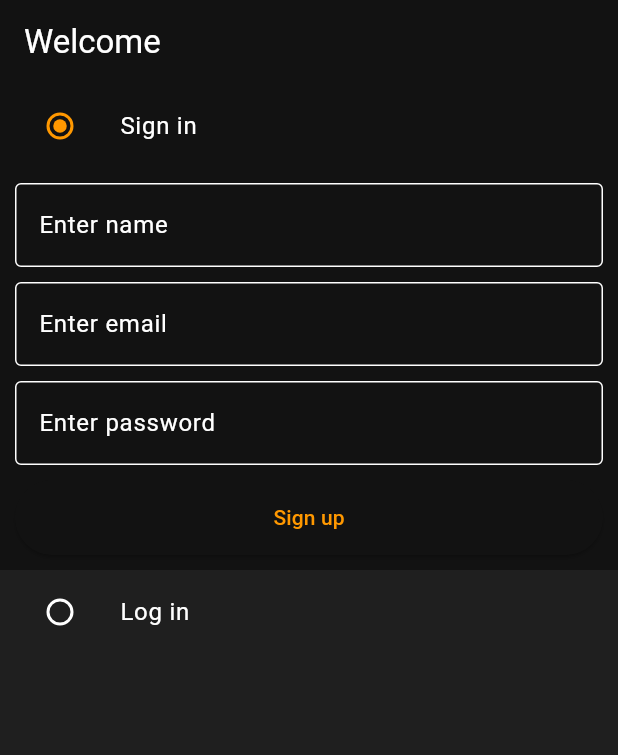
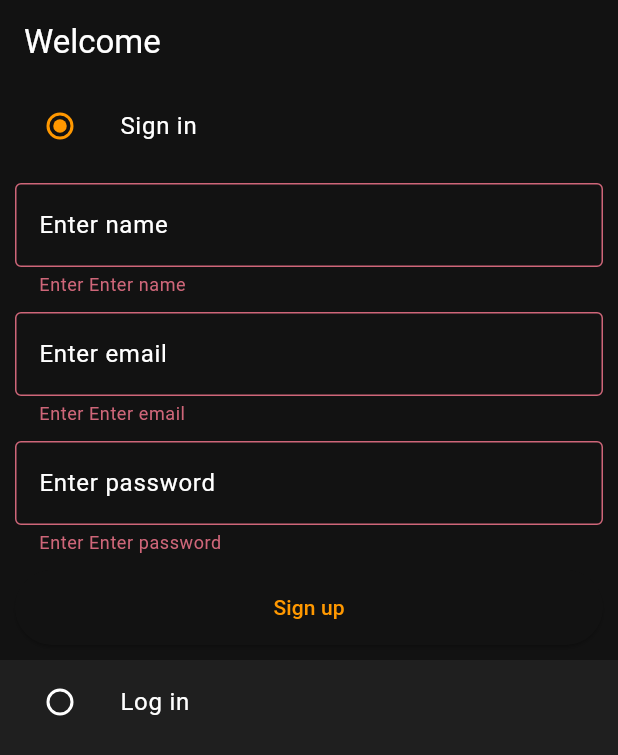
Before and after one commit to Somnathumapathi/ExpressMart, a Flutter app: the screen it shows after launch, after a tap on "Sign up", on a phone screen of 412 x 824 dp. Shown: the top 755 px of the screen. Run offline on Flutter 3.47's test engine with Material 3 defaults, Android fonts, the phone set to English and light mode, and no system bars; our stand-ins replace shared_preferences.

Commit message:
Sign up and login

```diff
--- a/lib/common/widgets/customTextField.dart
+++ b/lib/common/widgets/customTextField.dart
@@ -10,14 +10,19 @@ class CustomTextField extends StatelessWidget {
       controller: controller,
       decoration: InputDecoration(
         hintText: hintText,
-        border: OutlineInputBorder(
+        border: const OutlineInputBorder(
           borderSide: BorderSide(color: Colors.white),
         ),
-        enabledBorder: OutlineInputBorder(
+        enabledBorder: const OutlineInputBorder(
           borderSide: BorderSide(color: Colors.white),
         ),
       ),
-      validator: (val) {},
+      validator: (val) {
+        if (val == null || val.isEmpty) {
+          return 'Enter $hintText';
+        }
+        return null;
+      },
     );
   }
 }
--- a/lib/constants/global_variables.dart
+++ b/lib/constants/global_variables.dart
@@ -1,4 +1,7 @@
+import 'package:expressmart/secrets.dart';
 import 'package:flutter/material.dart';
+
+String uri = ipadd;
 
 class GlobalVariables {
   // COLORS
--- a/lib/features/auth/screens/auth_screen.dart
+++ b/lib/features/auth/screens/auth_screen.dart
@@ -1,6 +1,7 @@
 import 'package:expressmart/common/widgets/customButton.dart';
 import 'package:expressmart/common/widgets/customTextField.dart';
 import 'package:expressmart/constants/global_variables.dart';
+import 'package:expressmart/services/auth_service.dart';
 import 'package:flutter/material.dart';
 
 enum Auth { signin, signup }
@@ -14,8 +15,9 @@ class AuthScreen extends StatefulWidget {
 }
 
 class _AuthScreenState extends State<AuthScreen> {
-  final signUpFormKey = GlobalKey<FormState>();
-  final signInFormKey = GlobalKey<FormState>();
+  final _signUpFormKey = GlobalKey<FormState>();
+  final _signInFormKey = GlobalKey<FormState>();
+  final AuthService authService = AuthService();
   final TextEditingController _nameController = TextEditingController();
   final TextEditingController _emailController = TextEditingController();
   final TextEditingController _passwordController = TextEditingController();
@@ -28,19 +30,36 @@ class _AuthScreenState extends State<AuthScreen> {
     super.dispose();
   }
 
+  void onSignUp() {
+    authService.signUpUser(
+        context: context,
+        name: _nameController.text,
+        email: _emailController.text,
+        password: _passwordController.text);
+  }
+
+  void onLogin() {
+    authService.loginUser(
+        context: context,
+        email: _emailController.text,
+        password: _passwordController.text);
+  }
+
   @override
   Widget build(BuildContext context) {
     return Scaffold(
+      // resizeToAvoidBottomInset: false,
       backgroundColor: GlobalVariables.greyBackgroundColor,
       appBar: AppBar(
-        title: Text('Welcome'),
+        title: const Text('Welcome'),
       ),
-      body: Column(children: [
+      body: SingleChildScrollView(
+        child: Column(children: [
           ListTile(
             tileColor: _auth == Auth.signup
                 ? GlobalVariables.backgroundColor
                 : GlobalVariables.greyBackgroundColor,
-          title: Text('Sign in'),
+            title: const Text('Sign in'),
             leading: Radio(
               activeColor: GlobalVariables.secondaryColor,
               value: Auth.signup,
@@ -54,34 +73,40 @@ class _AuthScreenState extends State<AuthScreen> {
           ),
           if (_auth == Auth.signup)
             Container(
-            padding: EdgeInsets.all(10),
+              padding: const EdgeInsets.all(10),
               color: GlobalVariables.backgroundColor,
               child: Form(
-              key: signUpFormKey,
+                key: _signUpFormKey,
                 child: Column(
                   children: [
                     CustomTextField(
                       controller: _nameController,
                       hintText: 'Enter name',
                     ),
-                  SizedBox(
+                    const SizedBox(
                       height: 10,
                     ),
                     CustomTextField(
                       controller: _emailController,
                       hintText: 'Enter email',
                     ),
-                  SizedBox(
+                    const SizedBox(
                       height: 10,
                     ),
                     CustomTextField(
                       controller: _passwordController,
                       hintText: 'Enter password',
                     ),
-                  SizedBox(
+                    const SizedBox(
                       height: 10,
                     ),
-                  CustomButton(text: 'Sign up', onTap: () {})
+                    CustomButton(
+                        text: 'Sign up',
+                        onTap: () {
+                          if (_signUpFormKey.currentState!.validate()) {
+                            onSignUp();
+                          }
+                        })
                   ],
                 ),
               ),
@@ -90,7 +115,7 @@ class _AuthScreenState extends State<AuthScreen> {
             tileColor: _auth == Auth.signin
                 ? GlobalVariables.backgroundColor
                 : GlobalVariables.greyBackgroundColor,
-          title: Text('Log in'),
+            title: const Text('Log in'),
             leading: Radio(
               activeColor: GlobalVariables.secondaryColor,
               value: Auth.signin,
@@ -104,32 +129,40 @@ class _AuthScreenState extends State<AuthScreen> {
           ),
           if (_auth == Auth.signin)
             Container(
-            padding: EdgeInsets.all(10),
+              padding: const EdgeInsets.all(10),
               color: GlobalVariables.backgroundColor,
               child: Form(
-              key: signInFormKey,
+                key: _signInFormKey,
                 child: Column(
                   children: [
                     CustomTextField(
                       controller: _emailController,
                       hintText: 'Enter email',
                     ),
-                  SizedBox(
+                    const SizedBox(
                       height: 10,
                     ),
                     CustomTextField(
                       controller: _passwordController,
                       hintText: 'Enter password',
                     ),
-                  SizedBox(
+                    const SizedBox(
                       height: 10,
                     ),
-                  CustomButton(text: 'Log in', onTap: () {})
+                    CustomButton(
+                        text: 'Log in',
+                        onTap: () {
+                          print('Reached');
+                          if (_signInFormKey.currentState!.validate()) {
+                            onLogin();
+                          }
+                        })
                   ],
                 ),
               ),
             ),
         ]),
+      ),
     );
   }
 }
--- a/lib/main.dart
+++ b/lib/main.dart
@@ -1,10 +1,14 @@
 import 'package:expressmart/constants/global_variables.dart';
 import 'package:expressmart/features/auth/screens/auth_screen.dart';
+import 'package:expressmart/provider/user_provider.dart';
 import 'package:expressmart/router.dart';
 import 'package:flutter/material.dart';
+import 'package:provider/provider.dart';
 
 void main() {
-  runApp(const MyApp());
+  runApp(MultiProvider(
+      providers: [ChangeNotifierProvider(create: (context) => UserProvider())],
+      child: const MyApp()));
 }
 
 class MyApp extends StatelessWidget {
--- /dev/null
+++ b/lib/models/user.dart
@@ -0,0 +1,50 @@
+// ignore_for_file: public_member_api_docs, sort_constructors_first
+import 'dart:convert';
+
+class User {
+  final String id;
+  final String name;
+  final String email;
+  final String password;
+  final String address;
+  final String type;
+  final String token;
+
+  User(
+      {required this.id,
+      required this.name,
+      required this.email,
+      required this.password,
+      required this.address,
+      required this.type,
+      required this.token});
+
+  Map<String, dynamic> toMap() {
+    return <String, dynamic>{
+      'id': id,
+      'name': name,
+      'email': email,
+      'password': password,
+      'address': address,
+      'type': type,
+      'token': token,
+    };
+  }
+
+  factory User.fromMap(Map<String, dynamic> map) {
+    return User(
+      id: map['_id'] as String,
+      name: map['name'] as String,
+      email: map['email'] as String,
+      password: map['password'] as String,
+      address: map['address'] as String,
+      type: map['type'] as String,
+      token: map['token'] as String,
+    );
+  }
+
+  String toJson() => json.encode(toMap());
+
+  factory User.fromJson(String source) =>
+      User.fromMap(json.decode(source) as Map<String, dynamic>);
+}
--- /dev/null
+++ b/lib/provider/user_provider.dart
@@ -0,0 +1,19 @@
+import 'package:expressmart/models/user.dart';
+import 'package:flutter/material.dart';
+
+class UserProvider extends ChangeNotifier {
+  User _user = User(
+      id: '',
+      name: '',
+      email: '',
+      password: '',
+      address: '',
+      type: '',
+      token: '');
+
+  User get user => _user;
+  void setUser(String user) {
+    _user = User.fromJson(user);
+    notifyListeners();
+  }
+}
--- a/lib/router.dart
+++ b/lib/router.dart
@@ -1,4 +1,5 @@
 import 'package:expressmart/features/auth/screens/auth_screen.dart';
+import 'package:expressmart/features/home/screens/home_screen.dart';
 import 'package:flutter/material.dart';
 
 Route<dynamic> generateRoute(RouteSettings routeSettings) {
@@ -6,6 +7,10 @@ Route<dynamic> generateRoute(RouteSettings routeSettings) {
     case AuthScreen.routeName:
       return MaterialPageRoute(
           settings: routeSettings, builder: (_) => const AuthScreen());
+
+    case HomeScreen.routeName:
+      return MaterialPageRoute(
+          settings: routeSettings, builder: (_) => const HomeScreen());
 
     default:
       return MaterialPageRoute(
--- a/pubspec.yaml
+++ b/pubspec.yaml
@@ -35,6 +35,9 @@ dependencies:
   # The following adds the Cupertino Icons font to your application.
   # Use with the CupertinoIcons class for iOS style icons.
   cupertino_icons: ^1.0.2
+  http: ^1.2.0
+  provider: ^6.1.1
+  shared_preferences: ^2.2.2
 
 dev_dependencies:
   flutter_test:
```
Also changed, not shown: lib/constants/error_handler.dart (added, +25 -0 lines), lib/constants/utils.dart (added, +7 -0 lines), lib/features/home/screens/home_screen.dart (added, +20 -0 lines), lib/services/auth_service.dart (added, +76 -0 lines), pubspec.lock, 2 other files. Lines whose indentation alone changed are shown as unchanged.
